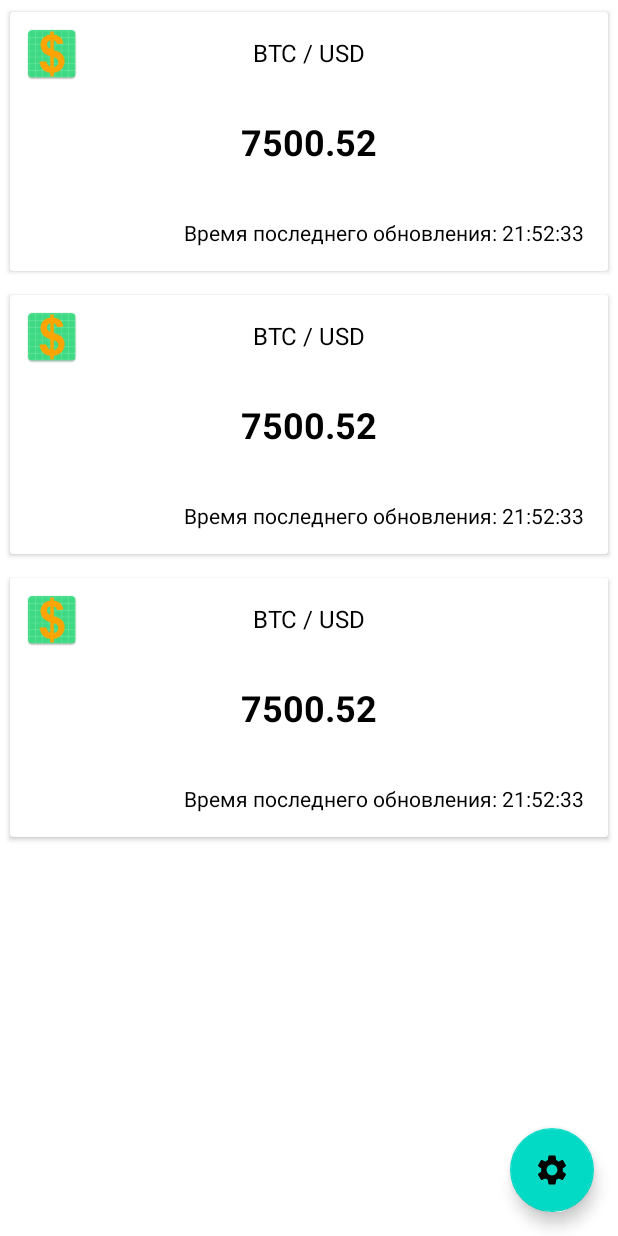
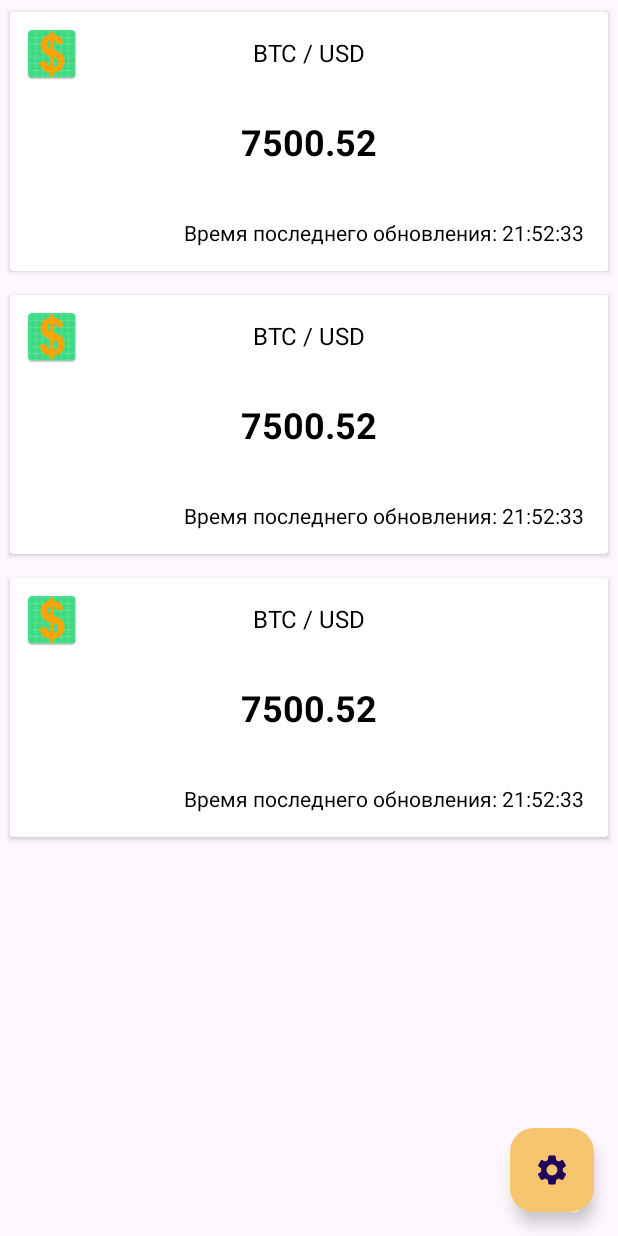
Before and after one commit to anton-it/CryptoInfo, an Android app: the layout activity_coin_price_list.xml on its own in the app's theme, with its tools: preview values and no code run, on a phone screen of 412 x 824 dp. Run offline under Robolectric (Android 15) with nearby library versions, the phone set to English and light mode, and no system bars.

Commit message:
Edit theme files. Edit background floating button.

```diff
--- a/app/src/main/res/layout/activity_coin_price_list.xml
+++ b/app/src/main/res/layout/activity_coin_price_list.xml
@@ -20,6 +20,7 @@
         android:layout_marginEnd="16dp"
         android:layout_marginBottom="16dp"
         android:clickable="true"
+        android:backgroundTint="@color/status_bar_color"
         android:contentDescription="@string/settings_content_description"
         android:focusable="true"
         app:layout_constraintBottom_toBottomOf="parent"
--- a/app/src/main/res/values-night/themes.xml
+++ b/app/src/main/res/values-night/themes.xml
@@ -1,6 +1,6 @@
 <resources xmlns:tools="http://schemas.android.com/tools">
     <!-- Base application theme. -->
-    <style name="Theme.CryptoInfo" parent="Theme.MaterialComponents.DayNight.NoActionBar">
+    <style name="Theme.CryptoInfo" parent="Theme.Material3.DayNight.NoActionBar">
         <!-- Primary brand color. -->
         <item name="colorPrimary">@color/purple_200</item>
         <item name="colorPrimaryVariant">@color/black</item>
--- a/app/src/main/res/values/themes.xml
+++ b/app/src/main/res/values/themes.xml
@@ -1,6 +1,6 @@
 <resources xmlns:tools="http://schemas.android.com/tools">
     <!-- Base application theme. -->
-    <style name="Theme.CryptoInfo" parent="Theme.MaterialComponents.DayNight.NoActionBar">
+    <style name="Theme.CryptoInfo" parent="Theme.Material3.DayNight.NoActionBar">
         <!-- Primary brand color. -->
         <item name="colorPrimary">@color/purple_500</item>
         <item name="colorPrimaryVariant">@color/status_bar_color</item>
```
